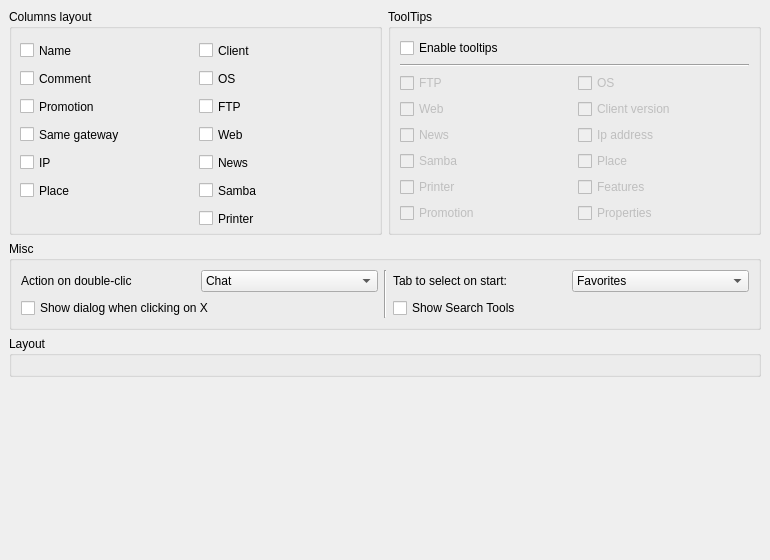
Old version of the form modules/mainui/rzxmainuipropui.ui in the repository Fruneau/qRezix.
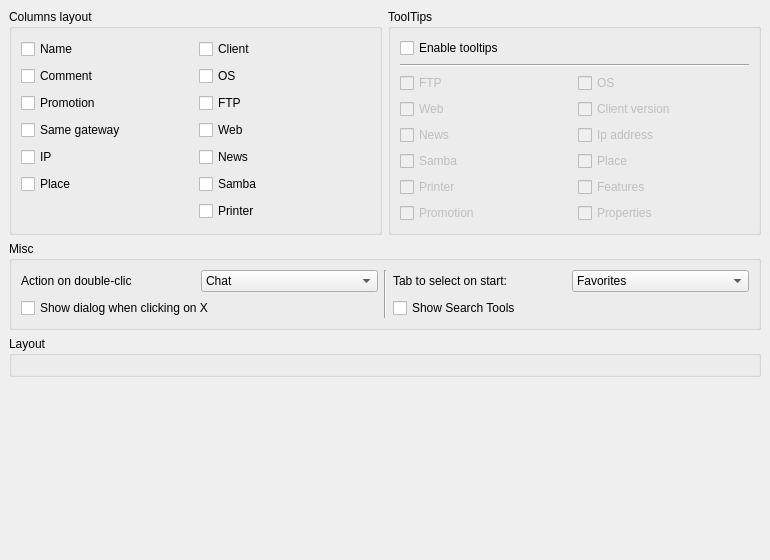
New version of the form. Custom widgets are drawn as their Qt base class.

Patch:
```diff
--- a/modules/mainui/rzxmainuipropui.ui
+++ b/modules/mainui/rzxmainuipropui.ui
@@ -344,175 +344,105 @@
      <property name="title" >
       <string>Columns layout</string>
      </property>
-     <widget class="QCheckBox" name="cbcPrinter" >
-      <property name="geometry" >
-       <rect>
-        <x>190</x>
-        <y>198</y>
-        <width>172</width>
-        <height>23</height>
-       </rect>
+     <layout class="QGridLayout" >
+      <property name="margin" >
+       <number>9</number>
       </property>
-      <property name="text" >
-       <string>Printer</string>
+      <property name="spacing" >
+       <number>6</number>
       </property>
-     </widget>
-     <widget class="QCheckBox" name="cbcSamba" >
-      <property name="geometry" >
-       <rect>
-        <x>190</x>
-        <y>170</y>
-        <width>172</width>
-        <height>23</height>
-       </rect>
-      </property>
-      <property name="text" >
-       <string>Samba</string>
-      </property>
-     </widget>
-     <widget class="QCheckBox" name="cbcNews" >
-      <property name="geometry" >
-       <rect>
-        <x>190</x>
-        <y>142</y>
-        <width>172</width>
-        <height>23</height>
-       </rect>
-      </property>
-      <property name="text" >
-       <string>News</string>
-      </property>
-     </widget>
-     <widget class="QCheckBox" name="cbcResal" >
-      <property name="geometry" >
-       <rect>
-        <x>11</x>
-        <y>170</y>
-        <width>173</width>
-        <height>23</height>
-       </rect>
-      </property>
-      <property name="text" >
-       <string>Place</string>
-      </property>
-     </widget>
-     <widget class="QCheckBox" name="cbcIP" >
-      <property name="geometry" >
-       <rect>
-        <x>11</x>
-        <y>142</y>
-        <width>173</width>
-        <height>23</height>
-       </rect>
-      </property>
-      <property name="text" >
-       <string>IP</string>
-      </property>
-     </widget>
-     <widget class="QCheckBox" name="cbcGateway" >
-      <property name="geometry" >
-       <rect>
-        <x>11</x>
-        <y>114</y>
-        <width>173</width>
-        <height>23</height>
-       </rect>
-      </property>
-      <property name="text" >
-       <string>Same gateway</string>
-      </property>
-     </widget>
-     <widget class="QCheckBox" name="cbcPromo" >
-      <property name="geometry" >
-       <rect>
-        <x>11</x>
-        <y>86</y>
-        <width>173</width>
-        <height>23</height>
-       </rect>
-      </property>
-      <property name="text" >
-       <string>Promotion</string>
-      </property>
-     </widget>
-     <widget class="QCheckBox" name="cbcRemarque" >
-      <property name="geometry" >
-       <rect>
-        <x>11</x>
-        <y>58</y>
-        <width>173</width>
-        <height>23</height>
-       </rect>
-      </property>
-      <property name="text" >
-       <string>Comment</string>
-      </property>
-     </widget>
-     <widget class="QCheckBox" name="cbcHTTP" >
-      <property name="geometry" >
-       <rect>
-        <x>190</x>
-        <y>114</y>
-        <width>172</width>
-        <height>23</height>
-       </rect>
-      </property>
-      <property name="text" >
-       <string>Web</string>
-      </property>
-     </widget>
-     <widget class="QCheckBox" name="cbcClient" >
-      <property name="geometry" >
-       <rect>
-        <x>190</x>
-        <y>30</y>
-        <width>172</width>
-        <height>23</height>
-       </rect>
-      </property>
-      <property name="text" >
-       <string>Client</string>
-      </property>
-     </widget>
-     <widget class="QCheckBox" name="cbcOS" >
-      <property name="geometry" >
-       <rect>
-        <x>190</x>
-        <y>58</y>
-        <width>172</width>
-        <height>23</height>
-       </rect>
-      </property>
-      <property name="text" >
-       <string>OS</string>
-      </property>
-     </widget>
-     <widget class="QCheckBox" name="cbcFTP" >
-      <property name="geometry" >
-       <rect>
-        <x>190</x>
-        <y>86</y>
-        <width>172</width>
-        <height>23</height>
-       </rect>
-      </property>
-      <property name="text" >
-       <string>FTP</string>
-      </property>
-     </widget>
-     <widget class="QCheckBox" name="cbcNom" >
-      <property name="geometry" >
-       <rect>
-        <x>11</x>
-        <y>30</y>
-        <width>173</width>
-        <height>23</height>
-       </rect>
-      </property>
-      <property name="text" >
-       <string>Name</string>
-      </property>
-     </widget>
+      <item row="0" column="0" >
+       <widget class="QCheckBox" name="cbcNom" >
+        <property name="text" >
+         <string>Name</string>
+        </property>
+       </widget>
+      </item>
+      <item row="2" column="1" >
+       <widget class="QCheckBox" name="cbcFTP" >
+        <property name="text" >
+         <string>FTP</string>
+        </property>
+       </widget>
+      </item>
+      <item row="1" column="1" >
+       <widget class="QCheckBox" name="cbcOS" >
+        <property name="text" >
+         <string>OS</string>
+        </property>
+       </widget>
+      </item>
+      <item row="0" column="1" >
+       <widget class="QCheckBox" name="cbcClient" >
+        <property name="text" >
+         <string>Client</string>
+        </property>
+       </widget>
+      </item>
+      <item row="3" column="1" >
+       <widget class="QCheckBox" name="cbcHTTP" >
+        <property name="text" >
+         <string>Web</string>
+        </property>
+       </widget>
+      </item>
+      <item row="1" column="0" >
+       <widget class="QCheckBox" name="cbcRemarque" >
+        <property name="text" >
+         <string>Comment</string>
+        </property>
+       </widget>
+      </item>
+      <item row="2" column="0" >
+       <widget class="QCheckBox" name="cbcPromo" >
+        <property name="text" >
+         <string>Promotion</string>
+        </property>
+       </widget>
+      </item>
+      <item row="3" column="0" >
+       <widget class="QCheckBox" name="cbcGateway" >
+        <property name="text" >
+         <string>Same gateway</string>
+        </property>
+       </widget>
+      </item>
+      <item row="4" column="0" >
+       <widget class="QCheckBox" name="cbcIP" >
+        <property name="text" >
+         <string>IP</string>
+        </property>
+       </widget>
+      </item>
+      <item row="5" column="0" >
+       <widget class="QCheckBox" name="cbcResal" >
+        <property name="text" >
+         <string>Place</string>
+        </property>
+       </widget>
+      </item>
+      <item row="4" column="1" >
+       <widget class="QCheckBox" name="cbcNews" >
+        <property name="text" >
+         <string>News</string>
+        </property>
+       </widget>
+      </item>
+      <item row="5" column="1" >
+       <widget class="QCheckBox" name="cbcSamba" >
+        <property name="text" >
+         <string>Samba</string>
+        </property>
+       </widget>
+      </item>
+      <item row="6" column="1" >
+       <widget class="QCheckBox" name="cbcPrinter" >
+        <property name="text" >
+         <string>Printer</string>
+        </property>
+       </widget>
+      </item>
+     </layout>
     </widget>
    </item>
   </layout>
```
